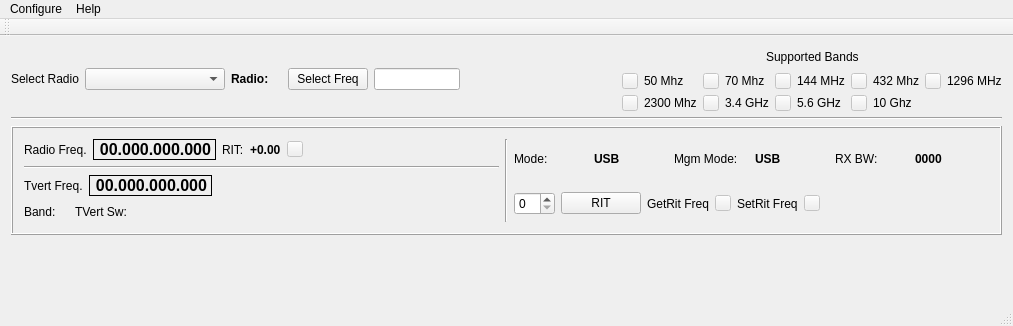
First picture: the form in mqt/MqtRigControl/rigcontrolmainwindow.ui, repository Rsclub22/Minos2-Mirror, before the edit.
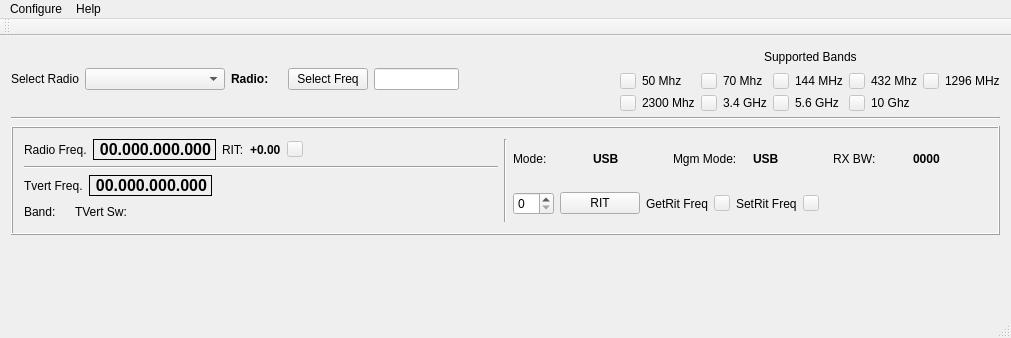
Second picture: the form after the edit. Custom widgets are drawn as their Qt base class.

What changed in the file:
```diff
--- a/mqt/MqtRigControl/rigcontrolmainwindow.ui
+++ b/mqt/MqtRigControl/rigcontrolmainwindow.ui
@@ -6,8 +6,8 @@
    <rect>
     <x>0</x>
     <y>0</y>
-    <width>1013</width>
-    <height>326</height>
+    <width>1011</width>
+    <height>338</height>
    </rect>
   </property>
   <property name="windowTitle">
@@ -753,8 +753,8 @@
         </property>
         <property name="sizeHint" stdset="0">
          <size>
-          <width>999</width>
-          <height>20</height>
+          <width>288</width>
+          <height>41</height>
          </size>
         </property>
        </spacer>
@@ -768,7 +768,7 @@
     <rect>
      <x>0</x>
      <y>0</y>
-     <width>1013</width>
+     <width>1011</width>
      <height>21</height>
     </rect>
    </property>
```
Left out of the diff: 2 changed lines with no effect on the pictures.
